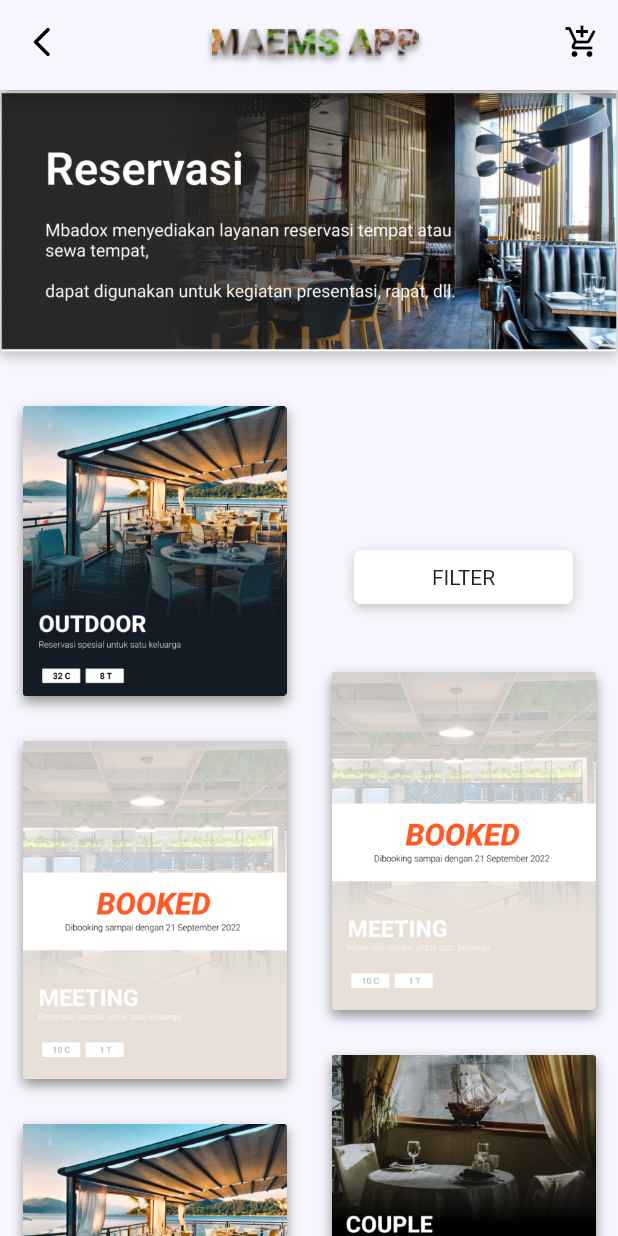
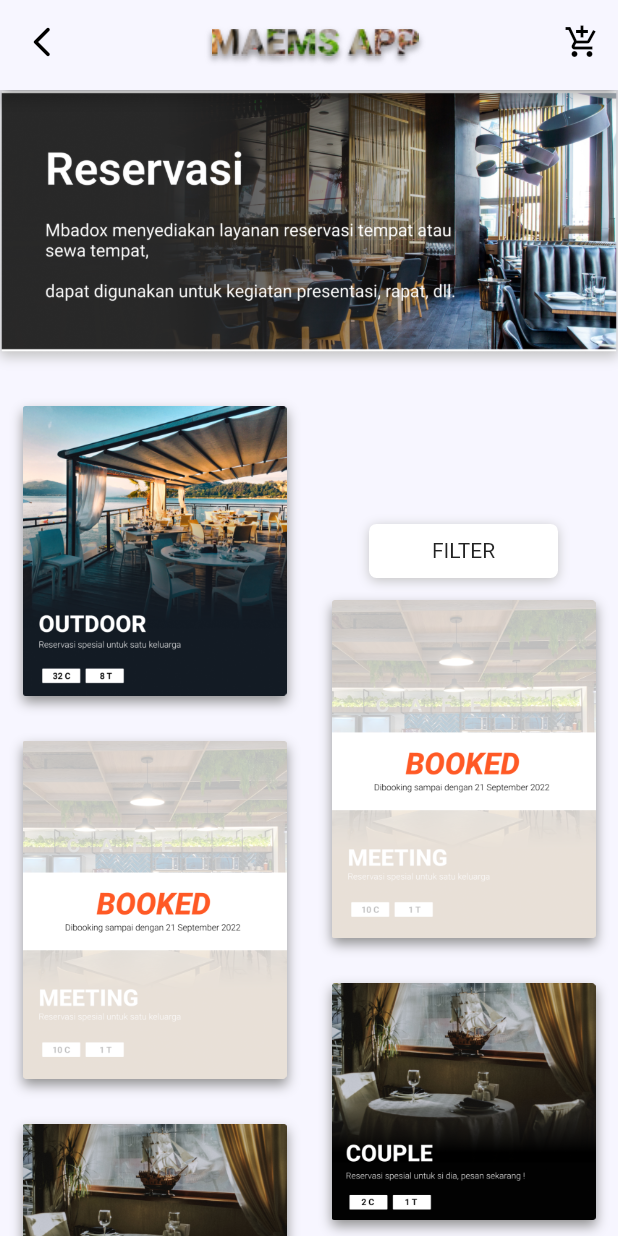
Before and after one commit to Bryantoropn/PROJECT-PBM, a Flutter app: the MyReservasi screen opened directly, on a phone screen of 412 x 824 dp. Run offline on Flutter 3.47's test engine with Material 2 defaults, Android fonts, the phone set to English and light mode, and no system bars; drawn by our look-alikes of simple_shadow; our stand-ins replace date_time_picker, dio, google_maps_flutter; missing offline and left inert: dart:html, flutter_polyline_points, qr_code_scanner.

Commit message:
detail reservasi, reservasi, widget reservasi

```diff
--- a/lib/Reservasi/Reservasi.dart
+++ b/lib/Reservasi/Reservasi.dart
@@ -51,7 +51,7 @@ class Reservasi extends StatelessWidget {
                       namaGambar: 'images/RES2.png',
                     ),
                     CardReservasi(
-                      namaGambar: 'images/RES1.png',
+                      namaGambar: 'images/RES4.png',
                     ),
                   ],
                 )),
@@ -62,8 +62,8 @@ class Reservasi extends StatelessWidget {
                   children: [
                     Center(
                       child: Container(
-                        margin: EdgeInsetsDirectional.all(30),
-                        padding: EdgeInsetsDirectional.all(10),
+                        margin: EdgeInsets.fromLTRB(40, 0, 40, 00),
+                        padding: EdgeInsets.fromLTRB(10, 10, 10, 10),
                         alignment: Alignment.center,
                         decoration: BoxDecoration(
                           color: Colors.white,
--- a/lib/Widget/reservasiMiniCard.dart
+++ b/lib/Widget/reservasiMiniCard.dart
@@ -5,14 +5,18 @@ import 'package:per4/Reservasi/DetailReservasi.dart';
 
 class CardReservasi extends StatelessWidget {
   final namaGambar;
+  final lebar;
+  final tinggi;
 
-  CardReservasi({this.namaGambar});
+  CardReservasi({this.namaGambar, this.lebar, this.tinggi});
 
   @override
   Widget build(BuildContext context) {
     return InkWell(
       child: Expanded(
         child: Container(
+          width: lebar,
+          height: tinggi,
           margin: EdgeInsetsDirectional.all(15),
           decoration: BoxDecoration(
             boxShadow: [
```
Also changed, not shown: lib/Reservasi/DetailReservasi.dart (+112 -4 lines).
